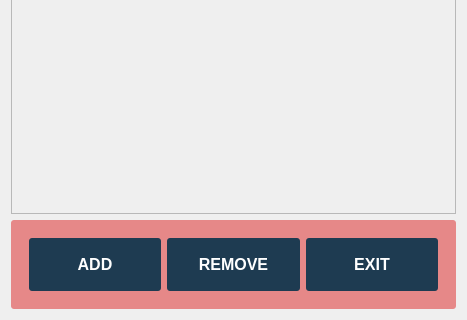
Above: production/view/chat_details.ui from ashutosh7561/team-management before the change; both pictures show x 0 to 467 and y 380 to 700 of the 467 by 700 pixel window. Below: the same form after it.
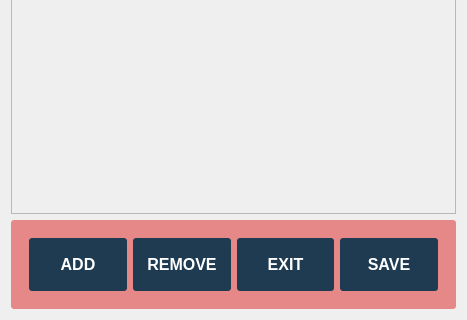
That is the form after the change. Icons and pictures are not drawn. Custom widgets are drawn as their Qt base class.

Patch:
```diff
--- a/production/view/chat_details.ui
+++ b/production/view/chat_details.ui
@@ -21,7 +21,7 @@
   </property>
   <layout class="QVBoxLayout" name="verticalLayout_3">
    <item>
-    <widget class="ChatBar" name="chat_group_info_2" native="true">
+    <widget class="QWidget" name="chat_group_info_2" native="true">
      <property name="maximumSize">
       <size>
        <width>16777215</width>
@@ -139,7 +139,7 @@
     </widget>
    </item>
    <item>
-    <widget class="ChatBar" name="chat_group_info" native="true">
+    <widget class="QWidget" name="chat_group_info" native="true">
      <property name="maximumSize">
       <size>
        <width>16777215</width>
@@ -279,7 +279,7 @@
     </widget>
    </item>
    <item>
-    <widget class="ChatBar" name="chat_group_info_3" native="true">
+    <widget class="QWidget" name="chat_group_info_3" native="true">
      <property name="maximumSize">
       <size>
        <width>16777215</width>
@@ -378,6 +378,26 @@
            </property>
           </widget>
          </item>
+         <item>
+          <widget class="QLabel" name="chat_heading_6">
+           <property name="font">
+            <font>
+             <pointsize>12</pointsize>
+             <weight>75</weight>
+             <bold>true</bold>
+            </font>
+           </property>
+           <property name="styleSheet">
+            <string notr="true">background-color: rgb(30, 59, 81);	</string>
+           </property>
+           <property name="text">
+            <string>SAVE</string>
+           </property>
+           <property name="alignment">
+            <set>Qt::AlignCenter</set>
+           </property>
+          </widget>
+         </item>
         </layout>
        </widget>
       </item>
@@ -386,14 +406,6 @@
    </item>
   </layout>
  </widget>
- <customwidgets>
-  <customwidget>
-   <class>ChatBar</class>
-   <extends>QWidget</extends>
-   <header>view.chatbar</header>
-   <container>1</container>
-  </customwidget>
- </customwidgets>
  <resources/>
  <connections/>
 </ui>
```
